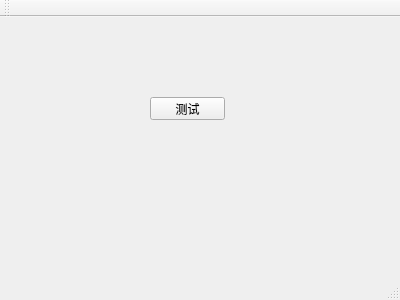
ZHE2018/reptil, file mainwindow.ui: the form before one commit.
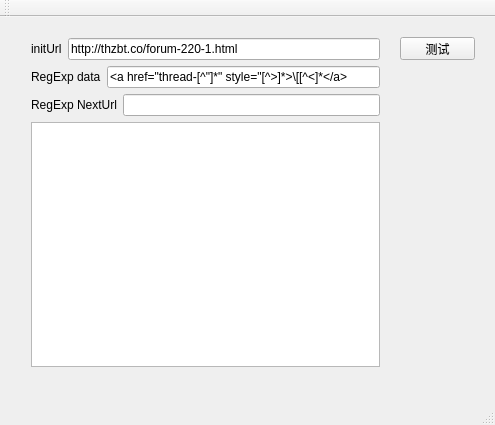
The form after the commit.

The edit to the form file:
```diff
--- a/mainwindow.ui
+++ b/mainwindow.ui
@@ -6,8 +6,8 @@
    <rect>
     <x>0</x>
     <y>0</y>
-    <width>400</width>
-    <height>300</height>
+    <width>495</width>
+    <height>425</height>
    </rect>
   </property>
   <property name="windowTitle">
@@ -17,8 +17,8 @@
    <widget class="QPushButton" name="pushButton">
     <property name="geometry">
      <rect>
-      <x>150</x>
-      <y>80</y>
+      <x>400</x>
+      <y>20</y>
       <width>75</width>
       <height>23</height>
      </rect>
@@ -27,6 +27,89 @@
      <string>测试</string>
     </property>
    </widget>
+   <widget class="QWidget" name="layoutWidget">
+    <property name="geometry">
+     <rect>
+      <x>20</x>
+      <y>10</y>
+      <width>371</width>
+      <height>351</height>
+     </rect>
+    </property>
+    <layout class="QVBoxLayout" name="verticalLayout">
+     <item>
+      <layout class="QHBoxLayout" name="horizontalLayout">
+       <item>
+        <widget class="QLabel" name="label_3">
+         <property name="text">
+          <string>initUrl</string>
+         </property>
+        </widget>
+       </item>
+       <item>
+        <widget class="QLineEdit" name="lineEdit_initUrl">
+         <property name="text">
+          <string>http://thzbt.co/forum-220-1.html</string>
+         </property>
+        </widget>
+       </item>
+      </layout>
+     </item>
+     <item>
+      <layout class="QHBoxLayout" name="horizontalLayout_2">
+       <item>
+        <widget class="QLabel" name="label">
+         <property name="text">
+          <string>RegExp data</string>
+         </property>
+        </widget>
+       </item>
+       <item>
+        <widget class="QLineEdit" name="lineEdit_RegData">
+         <property name="text">
+          <string>&lt;a href=&quot;thread-[^&quot;]*&quot; style=&quot;[^&gt;]*&gt;\[[^&lt;]*&lt;/a&gt;</string>
+         </property>
+        </widget>
+       </item>
+      </layout>
+     </item>
+     <item>
+      <layout class="QHBoxLayout" name="horizontalLayout_3">
+       <item>
+        <widget class="QLabel" name="label_2">
+         <property name="text">
+          <string>RegExp NextUrl</string>
+         </property>
+        </widget>
+       </item>
+       <item>
+        <widget class="QLineEdit" name="lineEdit_nextUrl">
+         <property name="text">
+          <string/>
+         </property>
+        </widget>
+       </item>
+      </layout>
+     </item>
+     <item>
+      <widget class="QTextBrowser" name="log">
+       <property name="font">
+        <font>
+         <family>Times New Roman</family>
+         <pointsize>8</pointsize>
+        </font>
+       </property>
+       <property name="html">
+        <string>&lt;!DOCTYPE HTML PUBLIC &quot;-//W3C//DTD HTML 4.0//EN&quot; &quot;http://www.w3.org/TR/REC-html40/strict.dtd&quot;&gt;
+&lt;html&gt;&lt;head&gt;&lt;meta name=&quot;qrichtext&quot; content=&quot;1&quot; /&gt;&lt;style type=&quot;text/css&quot;&gt;
+p, li { white-space: pre-wrap; }
+&lt;/style&gt;&lt;/head&gt;&lt;body style=&quot; font-family:'Times New Roman'; font-size:8pt; font-weight:400; font-style:normal;&quot;&gt;
+&lt;p style=&quot;-qt-paragraph-type:empty; margin-top:0px; margin-bottom:0px; margin-left:0px; margin-right:0px; -qt-block-indent:0; text-indent:0px; font-size:16pt;&quot;&gt;&lt;br /&gt;&lt;/p&gt;&lt;/body&gt;&lt;/html&gt;</string>
+       </property>
+      </widget>
+     </item>
+    </layout>
+   </widget>
   </widget>
   <widget class="QMenuBar" name="menuBar">
    <property name="geometry">
```
Left out of the diff: 2 changed lines with no effect on the pictures.
